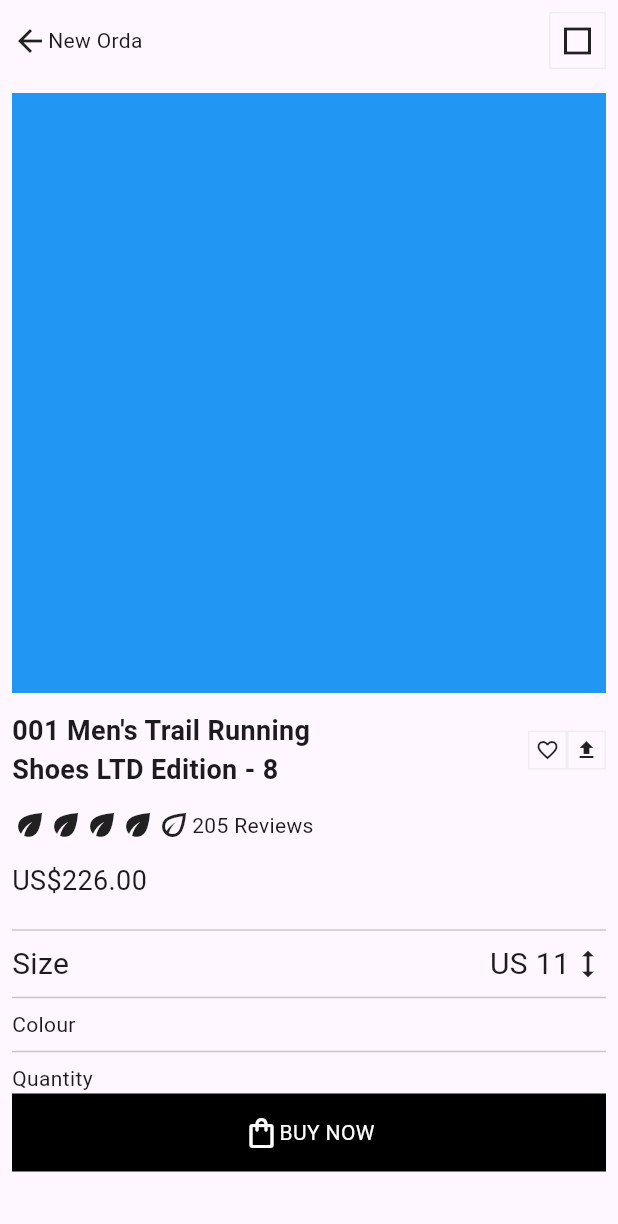
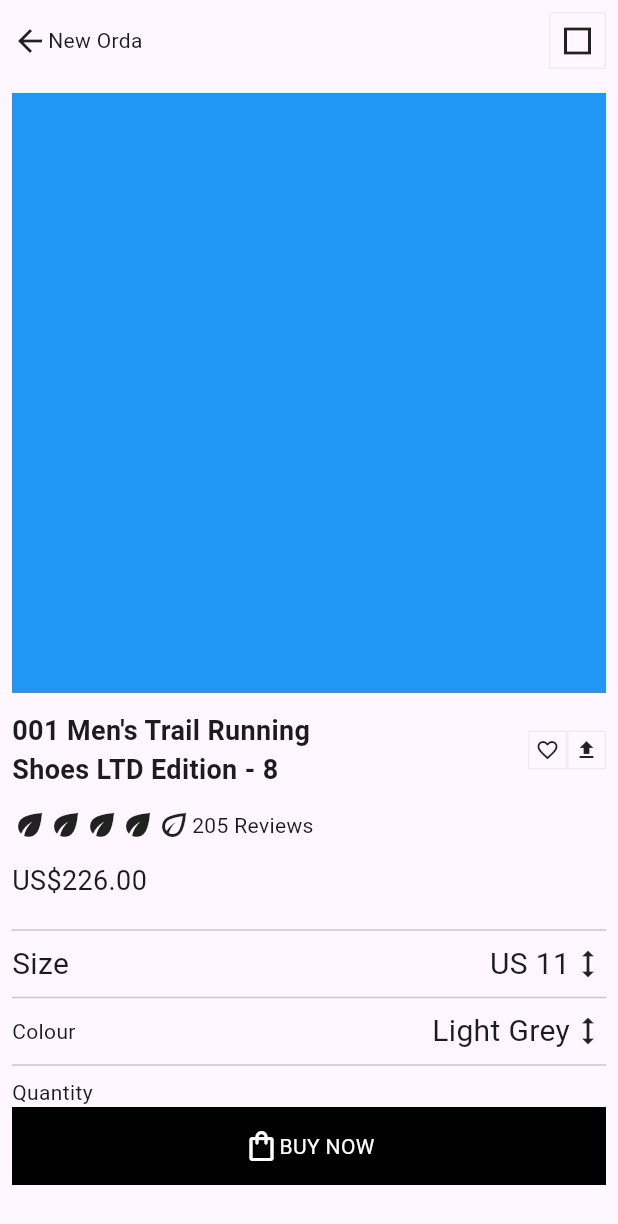
Before and after one commit to JAICHANGPARK/flutter_notebook_chapter_37, a Flutter app: the SneakersDetailPage screen opened directly, on a phone screen of 412 x 824 dp. Shown: the top 1224 px of the screen. Run offline on Flutter 3.47's test engine with Material 3 defaults, Android fonts, the phone set to English and light mode, and no system bars; our stand-ins replace dots_indicator, gap, google_fonts.

Commit message:
Update sneakers_detail_page.dart

```diff
--- a/lib/ep1869_sneakers_app/view/sneakers_detail_page.dart
+++ b/lib/ep1869_sneakers_app/view/sneakers_detail_page.dart
@@ -116,15 +116,28 @@ class _SneakersDetailPageState extends State<SneakersDetailPage> {
                     ),
                   ),
                   Spacer(),
-                  Text("US 11",    style: TextStyle(
-                    fontSize: 20,
-                  ),),
+                  Text(
+                    "US 11",
+                    style: TextStyle(
+                      fontSize: 20,
+                    ),
+                  ),
                   Icon(Icons.height),
                 ],
               ),
               Divider(),
               Row(
-                children: [Text("Colour")],
+                children: [
+                  Text("Colour"),
+                  Spacer(),
+                  Text(
+                    "Light Grey",
+                    style: TextStyle(
+                      fontSize: 20,
+                    ),
+                  ),
+                  Icon(Icons.height),
+                ],
               ),
               Divider(),
               Row(
```
